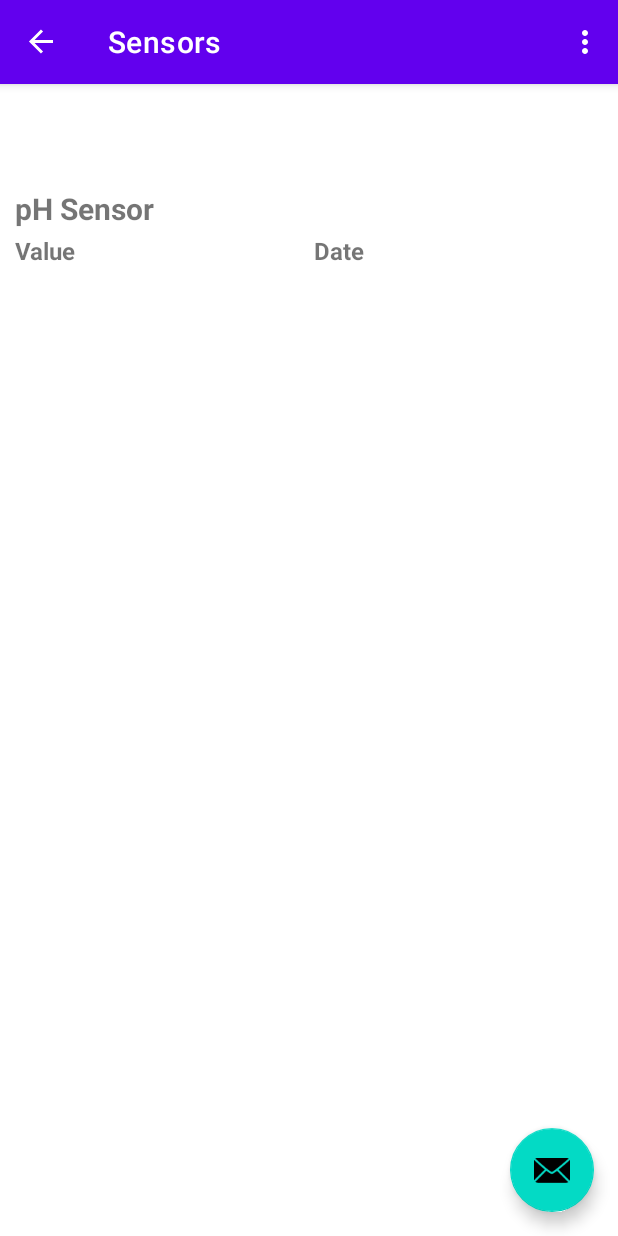
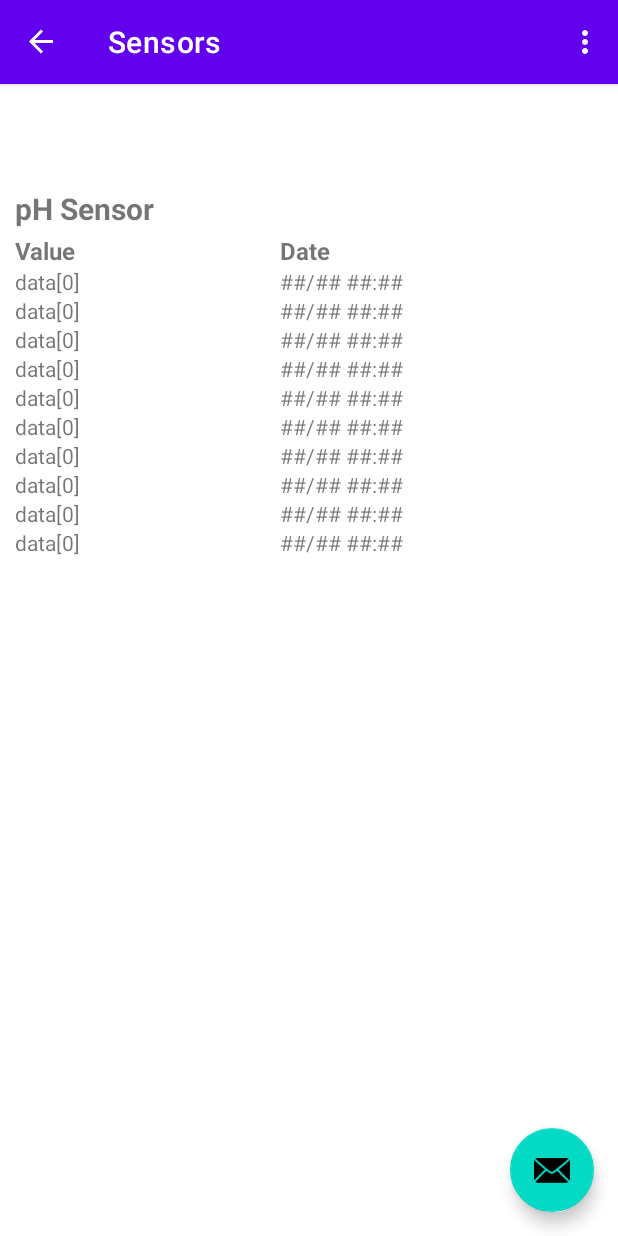
Before and after one commit to bretzle/HydroponicApp, an Android app: the screen it shows after launch (MainActivity), in the side drawer, after a tap on "Sensors", on a phone screen of 412 x 824 dp. Run offline under Robolectric (Android 15) with nearby library versions, the phone set to English and light mode, and no system bars; our stand-ins replace Firebase (no records; nobody signed in at launch, a user with empty details on screens opened directly), navigation-ui.

Commit message:
hopefully this doesnt mess anything up

```diff
--- a/app/src/main/java/edu/hydroponicapp/MainActivity.java
+++ b/app/src/main/java/edu/hydroponicapp/MainActivity.java
@@ -34,13 +34,14 @@ public class MainActivity extends AppCompatActivity {
     private ActivityMainBinding binding;
     final String db_url ="https://hydroponicsapp-7ca52-default-rtdb.firebaseio.com/";
     FirebaseDatabase database = FirebaseDatabase.getInstance(db_url);
+
     DatabaseReference dbRef = database.getReference("sensorValues");
     Timestamp timestamp;
 
     @Override
     protected void onCreate(Bundle savedInstanceState) {
-
         super.onCreate(savedInstanceState);
+//        FirebaseDatabase.getInstance(db_url).setPersistenceEnabled(true);
         binding = ActivityMainBinding.inflate(getLayoutInflater());
         setContentView(binding.getRoot());
 
@@ -49,9 +50,9 @@ public class MainActivity extends AppCompatActivity {
             @Override
             public void onClick(View view) {
                 timestamp = new Timestamp(System.currentTimeMillis());
-                testWrite(dbRef, timestamp);
+                //testWrite(dbRef, timestamp);
 
-                //testRead(dbRef);
+                testRead(dbRef, view);
                 Snackbar.make(view, dbRef.toString(), Snackbar.LENGTH_LONG)
                         .setAction("Action", null).show();
             }
@@ -73,14 +74,18 @@ public class MainActivity extends AppCompatActivity {
         unit.child("ph").setValue("2");
         unit.child("time").setValue(time.toString());
     }
-    private void testRead(DatabaseReference dbRef){
-        dbRef.child("unit_name").get().addOnCompleteListener(new OnCompleteListener<DataSnapshot>() {
+    private void testRead(DatabaseReference dbRef, View view){
+        dbRef.child("unit_name").child("Durant").get().addOnCompleteListener(new OnCompleteListener<DataSnapshot>() {
             @Override
             public void onComplete(@NonNull Task<DataSnapshot> task) {
                 if (!task.isSuccessful()) {
+                    Snackbar.make(view, "Error getting data", Snackbar.LENGTH_LONG)
+                            .setAction("Action", null).show();
                     Log.e("firebase", "Error getting data", task.getException());
                 }
                 else {
+                    Snackbar.make(view, String.valueOf(task.getResult().getValue()), Snackbar.LENGTH_LONG)
+                            .setAction("Action", null).show();
                     Log.d("firebase", String.valueOf(task.getResult().getValue()));
                 }
             }
--- a/app/src/main/java/edu/hydroponicapp/ui/sensor/DatabaseHandler.java
+++ b/app/src/main/java/edu/hydroponicapp/ui/sensor/DatabaseHandler.java
@@ -1,22 +1,45 @@
 package edu.hydroponicapp.ui.sensor;
 
+import android.util.Log;
+
+import androidx.annotation.NonNull;
+
+import com.google.android.gms.tasks.OnCompleteListener;
+import com.google.android.gms.tasks.Task;
+import com.google.firebase.database.DataSnapshot;
 import com.google.firebase.database.DatabaseReference;
 import com.google.firebase.database.FirebaseDatabase;
 
 public class DatabaseHandler {
-    final String db_url ="https://hydroponicsapp-7ca52-default-rtdb.firebaseio.com/";
-    DatabaseReference dbRef= FirebaseDatabase.getInstance().getReference(db_url);
+
+    DatabaseReference dbRef;
+
     DatabaseHandler(DatabaseReference dbRef) {
-        dbRef = this.dbRef;
+        this.dbRef = dbRef;
     }
-    private void readLatestPost(){
 
+    public String readLatestPost(String unit_name) {
+        String b = dbRef.child("unit_name").child(unit_name).get().toString();
+
+//        b.addOnCompleteListener(new OnCompleteListener<DataSnapshot>() {
+//            @Override
+//            public void onComplete(@NonNull Task<DataSnapshot> task) {
+//                if (!task.isSuccessful()) {
+//                    Log.e("firebase", "Error getting data", task.getException());
+//                } else {
+//                    Log.d("firebase", String.valueOf(task.getResult().getValue()));
+//                }
+//            }
+//        });
+        return b;
     }
-    private void newUnit(){
+
+    private void newUnit() {
         //TODO
         //This funcitonality
     }
-    private void newValue(String unit_name){
+
+    private void newValue(String unit_name) {
 
     }
 }
--- a/app/src/main/java/edu/hydroponicapp/ui/sensor/SensorFragment.java
+++ b/app/src/main/java/edu/hydroponicapp/ui/sensor/SensorFragment.java
@@ -25,27 +25,26 @@ public class SensorFragment extends Fragment {
     private FragmentSensorBinding binding;
     protected TableLayout mTableView;
     protected String[][] mDataset;
+    private static final String db_url = "https://hydroponicsapp-7ca52-default-rtdb.firebaseio.com/";
 
-    DatabaseReference dbRef;
+    DatabaseReference dbRef = FirebaseDatabase.getInstance(db_url).getReference("sensorValues");
     DatabaseHandler db;
 
     //TODO: MOST OF THE WRITING TO THE SENSOR VALUES DB WILL BE FROM THE ARDUINO
     //THE APPLICATION WILL MOSTLY BE DOING DATA READS AND POSSIBLY POSTS TO A NEW DB
     private void initDataset() {
-        db = new DatabaseHandler(dbRef);
-
-//        mDataset = new String[DATASET_COUNT][2];
-//        for (int i = 0; i < DATASET_COUNT; i++) {
-//            mDataset[i][0] = "##.#";
-//            mDataset[i][1] = "##/## ##:##";
-//        }
+        //db = new DatabaseHandler(dbRef);
+        mDataset = new String[DATASET_COUNT][2];
+        for (int i = 0; i < DATASET_COUNT; i++) {
+            mDataset[i][0] = "##.#";
+            mDataset[i][1] = "##/## ##:##";
+        }
     }
 
 
     @Override
     public void onCreate(@Nullable Bundle savedInstanceState) {
         super.onCreate(savedInstanceState);
-
         initDataset();
     }
 
@@ -69,7 +68,7 @@ public class SensorFragment extends Fragment {
             ViewGroup.LayoutParams rowParams = rr.getChildAt(0).getLayoutParams();
 
             TextView label_hello = new TextView(getContext());
-            label_hello.setText(data[0]);
+            label_hello.setText("data[0]");
             label_hello.setLayoutParams(rowParams);
             row.addView(label_hello);
 
```
